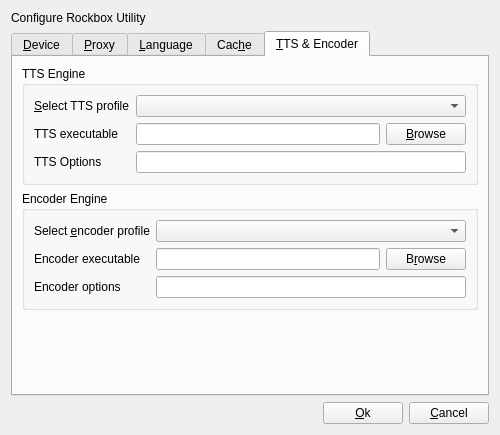
Old version of the form rbutil/rbutilqt/configurefrm.ui in the repository Rockbox-Chinese-Community/Rockbox-RCC.
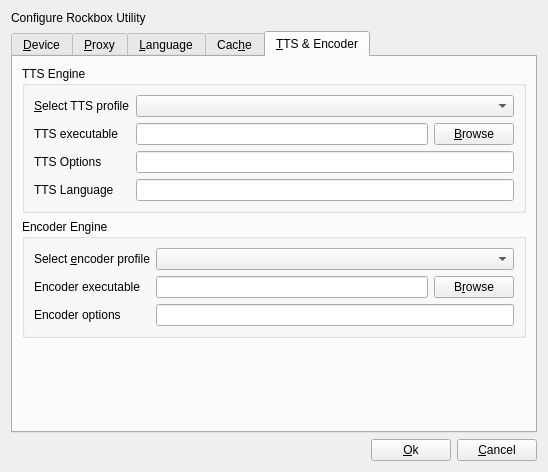
New version of the form. The open tabs and pages were chosen to show the change. Icons and pictures are not drawn.

Commit message: rbutil: added support for talkfile creation with the rockbox sapi_voice.vbs script. Also let the configure dialog remember options and paths for different tts and encoders.

```diff
--- a/rbutil/rbutilqt/configurefrm.ui
+++ b/rbutil/rbutilqt/configurefrm.ui
@@ -5,8 +5,8 @@
    <rect>
     <x>0</x>
     <y>0</y>
-    <width>500</width>
-    <height>435</height>
+    <width>548</width>
+    <height>472</height>
    </rect>
   </property>
   <property name="windowTitle" >
@@ -414,6 +414,16 @@
           <item row="2" column="1" colspan="2" >
            <widget class="QLineEdit" name="ttsOptions" />
           </item>
+          <item row="3" column="0" >
+           <widget class="QLabel" name="ttsLanguageLabel" >
+            <property name="text" >
+             <string>TTS Language</string>
+            </property>
+           </widget>
+          </item>
+          <item row="3" column="1" colspan="2" >
+           <widget class="QLineEdit" name="ttsLanguage" />
+          </item>
          </layout>
         </widget>
        </item>
```
Left out of the diff: 2 changed lines with no effect on the pictures. The commit also changes 5 other files.
